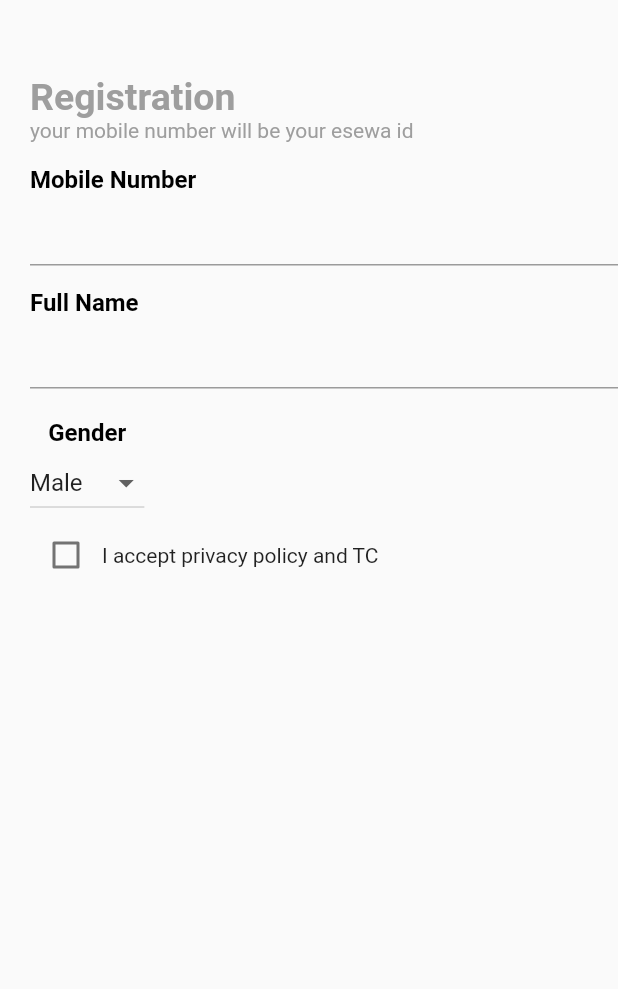
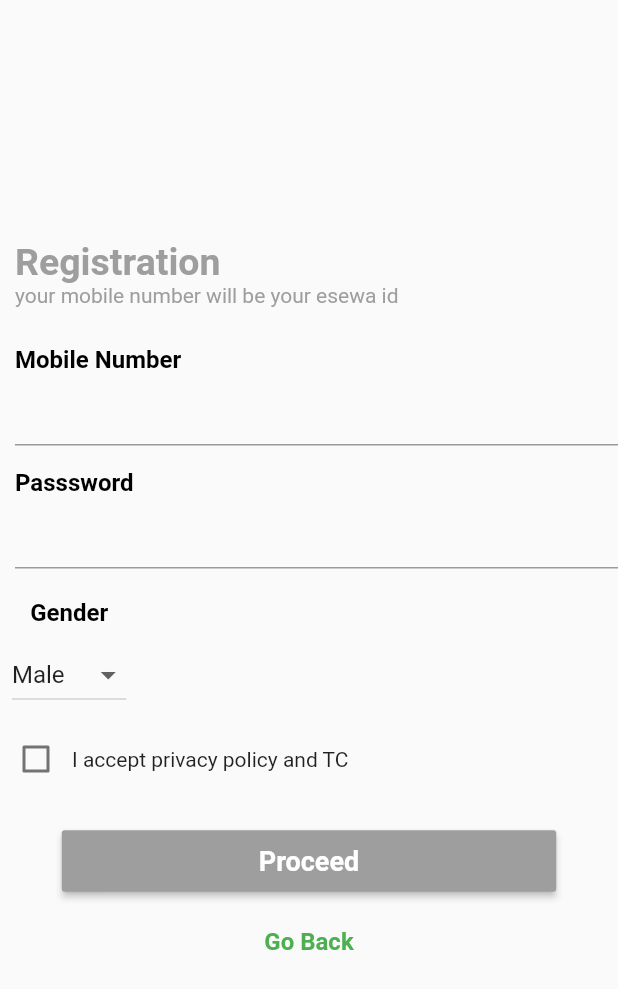
Before and after one commit to sharmashashi/basics, a Flutter app: the screen it shows after launch, after a tap on "Register now", on a phone screen of 412 x 824 dp. Shown: the top 989 px of the screen. Run offline on Flutter 3.47's test engine with Material 2 defaults, Android fonts, the phone set to English and light mode, and no system bars; our stand-ins replace shared_preferences.

```diff
--- a/lib/screens/login.dart
+++ b/lib/screens/login.dart
@@ -15,7 +15,9 @@ class LoginPage extends StatelessWidget {
   }
 
   Widget greeting() {
-    return Column(
+    return Padding(
+      padding: const EdgeInsets.all(10.0),
+      child: Column(
         crossAxisAlignment: CrossAxisAlignment.start,
         children: [
           Text(
@@ -30,13 +32,14 @@ class LoginPage extends StatelessWidget {
             ),
           ),
         ],
+      ),
     );
   }
 
   Widget inputFieldBuilder(String label,
-      {@required TextEditingController controller}) {
+      {@required TextEditingController controller, @required isEmail}) {
     return Padding(
-      padding: EdgeInsets.only(top: 15),
+      padding: EdgeInsets.only(top: 15, left: 10),
       child: Column(
         crossAxisAlignment: CrossAxisAlignment.start,
         children: [
@@ -45,7 +48,18 @@ class LoginPage extends StatelessWidget {
             style: TextStyle(
                 color: Colors.black, fontWeight: FontWeight.bold, fontSize: 16),
           ),
-          TextField(
+          TextFormField(
+            autovalidate: true,
+            validator: isEmail == true
+                ? (val) {
+                    bool validate;
+                    if (val.contains("@"))
+                      validate = true;
+                    else
+                      validate = false;
+                    return validate ? null : "Invalid email";
+                  }
+                : (val) {},
             controller: controller,
             obscureText: label == "Password/MPIN" ? true : false,
           )
@@ -70,11 +84,22 @@ class LoginPage extends StatelessWidget {
             String pwd = pdController.text;
 
             if (idController.text != '' && pdController.text != '') {
-              await saveDataToLocal(id: id, pwd: pwd);
+              SharedPreferences pref = await SharedPreferences.getInstance();
+              String id = pref.getString("id");
+              String password = pref.getString("password");
 
-              // Navigator.pushNamed(context, "/homepage");
+              if (idController.text == id && pdController.text == password) {
                 Navigator.of(context).push(MaterialPageRoute(
                     builder: (context) => HomePage("from login")));
+              } else {
+                showDialog(
+                    context: context,
+                    builder: (context) => AlertDialog(
+                        content: Text("Sorry, ID and password did not match!!",
+                            style: TextStyle(
+                                color: Colors.red,
+                                fontWeight: FontWeight.bold))));
+              }
             } else {
               showDialog(
                   barrierDismissible: true,
@@ -103,13 +128,16 @@ class LoginPage extends StatelessWidget {
   Widget build(BuildContext context) {
     return Scaffold(
       backgroundColor: Colors.white,
-      body: Column(
+      body: SingleChildScrollView(
+        child: Column(
           crossAxisAlignment: CrossAxisAlignment.start,
           children: [
             Padding(padding: EdgeInsets.only(top: 50), child: logoBuilder()),
             Padding(padding: EdgeInsets.only(top: 20), child: greeting()),
-          inputFieldBuilder("Esewa ID(Mobile/Email", controller: idController),
-          inputFieldBuilder("Password/MPIN", controller: pdController),
+            inputFieldBuilder("Esewa ID(Mobile/Emaile)",
+                isEmail: true, controller: idController),
+            inputFieldBuilder("Password/MPIN",
+                controller: pdController, isEmail: false),
             loginButton(context),
             Center(
               child: Padding(
@@ -129,6 +157,7 @@ class LoginPage extends StatelessWidget {
             ),
           ],
         ),
+      ),
     );
   }
 }
--- a/lib/screens/registration.dart
+++ b/lib/screens/registration.dart
@@ -1,4 +1,5 @@
 import 'package:flutter/material.dart';
+import 'package:shared_preferences/shared_preferences.dart';
 
 class Registration extends StatefulWidget {
   @override
@@ -8,10 +9,15 @@ class Registration extends StatefulWidget {
 class _RegistrationState extends State<Registration> {
   bool checked = false;
   int btnVal = 0;
+  Color proceedBtnColor = Colors.grey;
   TextEditingController mncontroller = TextEditingController();
   TextEditingController fncontroller = TextEditingController();
+
+  Widget loadingWidget = Container();
   Widget greeting() {
-    return Column(
+    return Padding(
+      padding: const EdgeInsets.all(10.0),
+      child: Column(
         crossAxisAlignment: CrossAxisAlignment.start,
         children: [
           Text(
@@ -26,13 +32,14 @@ class _RegistrationState extends State<Registration> {
             ),
           ),
         ],
+      ),
     );
   }
 
   Widget inputFieldBuilder(String label,
-      {@required TextEditingController controller}) {
+      {@required TextEditingController controller, @required isObscure}) {
     return Padding(
-      padding: EdgeInsets.only(top: 15),
+      padding: EdgeInsets.only(top: 15, left: 10),
       child: Column(
         crossAxisAlignment: CrossAxisAlignment.start,
         children: [
@@ -43,7 +50,7 @@ class _RegistrationState extends State<Registration> {
           ),
           TextField(
             controller: controller,
-            obscureText: label == "Password/MPIN" ? true : false,
+            obscureText: isObscure,
           )
         ],
       ),
@@ -60,8 +67,9 @@ class _RegistrationState extends State<Registration> {
             style: TextStyle(
                 color: Colors.black, fontWeight: FontWeight.bold, fontSize: 16),
           ),
-
-          DropdownButton(
+          Padding(
+            padding: const EdgeInsets.all(8.0),
+            child: DropdownButton(
                 value: btnVal,
                 items: [
                   DropdownMenuItem(
@@ -82,7 +90,8 @@ class _RegistrationState extends State<Registration> {
                     btnVal = value;
                   });
                   print(value);
-              })
+                }),
+          )
         ],
       ),
     );
@@ -97,6 +106,10 @@ class _RegistrationState extends State<Registration> {
             print(isChecked);
             setState(() {
               checked = isChecked;
+              if (checked == true)
+                proceedBtnColor = Colors.green;
+              else
+                proceedBtnColor = Colors.grey;
             });
           },
         ),
@@ -105,20 +118,98 @@ class _RegistrationState extends State<Registration> {
     );
   }
 
+  Widget proceedButton(BuildContext context) {
+    return Padding(
+      padding: EdgeInsets.only(top: 20),
+      child: Center(
+        child: MaterialButton(
+          minWidth: MediaQuery.of(context).size.width * 0.8,
+          padding: EdgeInsets.symmetric(vertical: 10, horizontal: 30),
+          onPressed: () async {
+            if (checked == true) {
+              setState(() {
+                loadingWidget = Center(child: CircularProgressIndicator());
+              });
+
+              SharedPreferences pref = await SharedPreferences.getInstance();
+              await Future.delayed(Duration(seconds: 2));
+              await pref.setString("id", mncontroller.text);
+
+              await pref.setString("password", fncontroller.text);
+              await pref.setInt("gender", btnVal);
+              setState(() {
+                loadingWidget = Container();
+              });
+              Navigator.pop(context);
+            } else {
+              showDialog(
+                  barrierDismissible: false,
+                  context: context,
+                  builder: (context) {
+                    return AlertDialog(
+                      actions: [
+                        MaterialButton(
+                          onPressed: () {
+                            Navigator.pop(context);
+                          },
+                          color: Colors.blue,
+                          child: Text("Ok"),
+                        )
+                      ],
+                      content:
+                          Text("Please accept Privacy policy and TC first"),
+                    );
+                  });
+            }
+          },
+          color: proceedBtnColor,
+          child: Text(
+            "Proceed",
+            style: TextStyle(
+                color: Colors.white, fontSize: 18, fontWeight: FontWeight.bold),
+          ),
+        ),
+      ),
+    );
+  }
+
+  Widget goback(BuildContext context) {
+    return Padding(
+      padding: const EdgeInsets.only(top: 20.0),
+      child: Center(
+        child: GestureDetector(
+          onTap: () {
+            Navigator.pop(context);
+          },
+          child: Text("Go Back",
+              style: TextStyle(
+                  color: Colors.green,
+                  fontSize: 16,
+                  fontWeight: FontWeight.bold)),
+        ),
+      ),
+    );
+  }
+
   @override
   Widget build(BuildContext context) {
     return Scaffold(
-      body: Padding(
-        padding: EdgeInsets.only(left: 20),
+      // padding: EdgeInsets.only(left: 20),
+      body: SingleChildScrollView(
         child: Column(
           crossAxisAlignment: CrossAxisAlignment.start,
           children: [
-            Container(height: 50),
+            Container(height: 150),
             greeting(),
-            inputFieldBuilder("Mobile Number", controller: mncontroller),
-            inputFieldBuilder("Full Name", controller: fncontroller),
+            inputFieldBuilder("Mobile Number",
+                controller: mncontroller, isObscure: false),
+            inputFieldBuilder("Passsword",
+                controller: fncontroller, isObscure: true),
             gender(),
-            privacypolicy()
+            privacypolicy(),
+            proceedButton(context),
+            goback(context),
+            loadingWidget,
           ],
         ),
       ),
```
Lines whose indentation alone changed are shown as unchanged.
